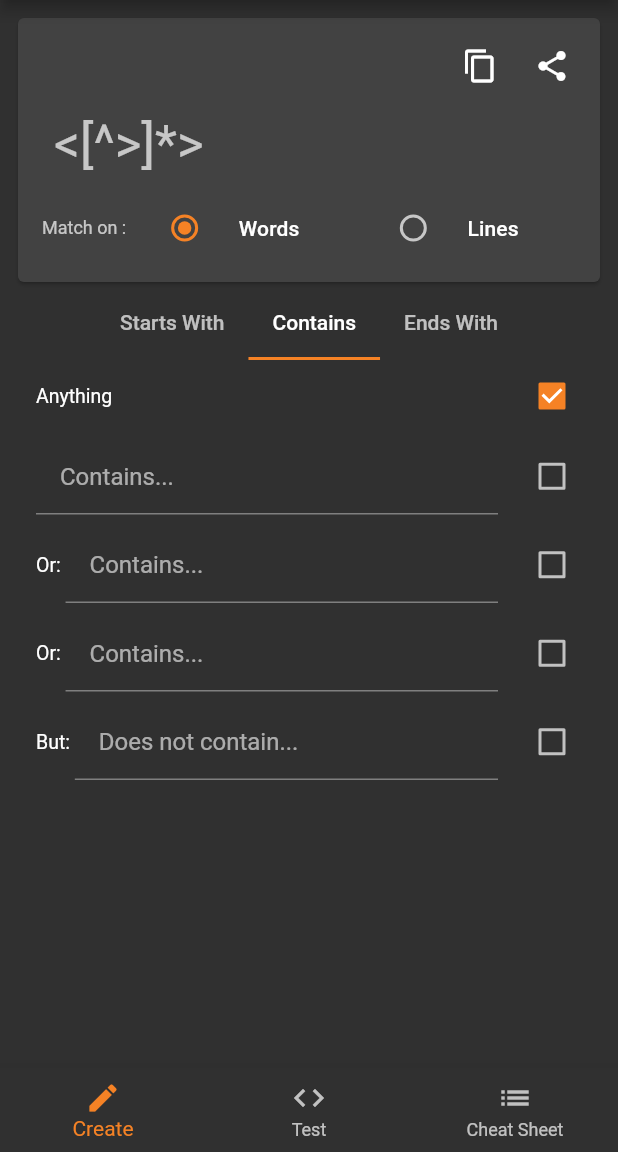
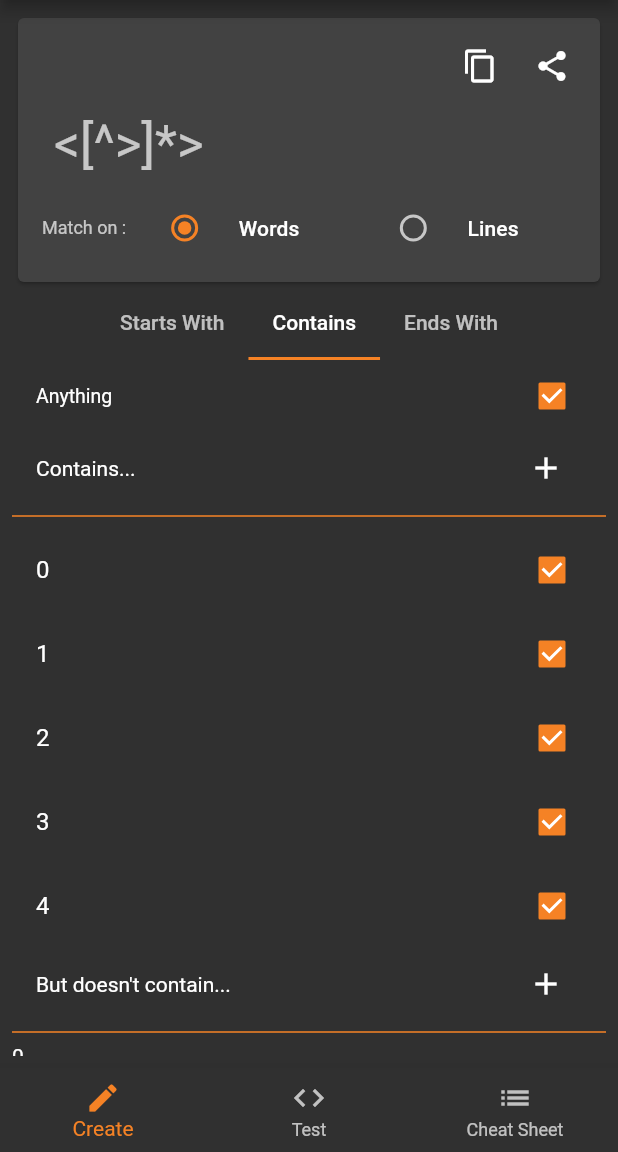
Before and after one commit to KalpeshKundanani/EasyRegex, a Flutter app: the screen it shows after launch, tab 2 chosen, on a phone screen of 412 x 824 dp, the part 84-1236 px from its top. Run offline on Flutter 3.47's test engine with Material 2 defaults, Android fonts, the phone set to English and light mode, and no system bars; our stand-ins replace share; missing offline and left inert: clipboard_manager, in_app_update.

Commit message:
UI change of contains tab to allow user to add multiple parameter for contains

```diff
--- a/lib/pages/create_regex/tabs/contains_widget.dart
+++ b/lib/pages/create_regex/tabs/contains_widget.dart
@@ -1,186 +1,94 @@
 import 'package:flutter/material.dart';
 
-enum Contains {
-  anything,
-  contains,
-  doesNotContain,
-  none,
+class ContainsWidget extends StatefulWidget {
+  @override
+  _ContainsWidgetState createState() => _ContainsWidgetState();
 }
 
-enum ContainsText {
-  contains1,
-  contains2,
-  contains3,
+class _ContainsWidgetState extends State<ContainsWidget> {
+  Color _accentColor;
+
+  @override
+  void initState() {
+    super.initState();
   }
-
-const Map<Contains, String> containsNameMap = <Contains, String>{
-  Contains.anything: 'Anything',
-  Contains.contains: 'Contains...',
-  Contains.doesNotContain: 'Does not contain...',
-};
-
-extension ContainsExtention on Contains {
-  String get name => containsNameMap[this];
-}
-
-class ContainsWidget extends StatelessWidget {
-  final ValueNotifier<Contains> checkNotifier =
-      ValueNotifier<Contains>(Contains.anything);
-  final ValueNotifier<Set<ContainsText>> containsCheckNotifier =
-      ValueNotifier<Set<ContainsText>>(<ContainsText>{});
 
   @override
   Widget build(BuildContext context) {
-    final accentColor = Theme.of(context).accentColor;
-    return SingleChildScrollView(
-      child: ValueListenableBuilder(
-        valueListenable: containsCheckNotifier,
-        builder: (BuildContext context, value, Widget child) {
-          return ValueListenableBuilder(
-            valueListenable: checkNotifier,
-            builder: (BuildContext context, value, Widget child) {
-              return Column(
+    _accentColor = Theme.of(context).accentColor;
+    return ListView(
       children: <Widget>[
         CheckboxListTile(
+          title: Text('Anything'),
           dense: true,
-                    activeColor: accentColor,
-                    title: Text(Contains.anything.name),
-                    value: checkNotifier.value == Contains.anything,
-                    onChanged: (bool value) {
-                      checkNotifier.value =
-                          value ? Contains.anything : Contains.none;
-                      containsCheckNotifier.value = <ContainsText>{};
+          activeColor: _accentColor,
+          value: true,
+          onChanged: (bool value) {},
+        ),
+        ParameterListCreator(
+          title: 'Contains...',
+          onPressed: () {},
+        ),
+        ListView.builder(
+          physics: NeverScrollableScrollPhysics(),
+          itemCount: 5,
+          shrinkWrap: true,
+          itemBuilder: (BuildContext context, int index) {
+            return CheckboxListTile(
+              title: Text(index.toString()),
+              value: true,
+              onChanged: (bool value) {},
+            );
           },
         ),
-                  CheckboxListTile(
-                    dense: true,
-                    activeColor: accentColor,
-                    title: TextFormField(
-                      cursorColor: accentColor,
-                      decoration: InputDecoration(
-                        focusColor: accentColor,
-                        hoverColor: accentColor,
-                        contentPadding: EdgeInsets.all(16),
-                        hintText: Contains.contains.name,
+        ParameterListCreator(
+          title: 'But doesn\'t contain...',
+          onPressed: () {},
         ),
-                    ),
-                    value: checkNotifier.value == Contains.contains &&
-                        containsCheckNotifier.value
-                            .contains(ContainsText.contains1),
-                    onChanged: (bool value) {
-                      checkNotifier.value = Contains.contains;
-                      final symbols =
-                          Set<ContainsText>.from(containsCheckNotifier.value);
-                      if (value) {
-                        symbols.add(ContainsText.contains1);
-                      } else {
-                        symbols.remove(ContainsText.contains1);
-                      }
-                      containsCheckNotifier.value = symbols;
-                    },
-                  ),
-                  CheckboxListTile(
-                    dense: true,
-                    activeColor: accentColor,
-                    title: Row(
-                      mainAxisSize: MainAxisSize.min,
-                      children: <Widget>[
-                        Text('Or: '),
-                        Expanded(
-                          child: TextFormField(
-                            cursorColor: accentColor,
-                            decoration: InputDecoration(
-                              focusColor: accentColor,
-                              hoverColor: accentColor,
-                              contentPadding: EdgeInsets.all(16),
-                              hintText: Contains.contains.name,
-                            ),
-                          ),
-                        ),
-                      ],
-                    ),
-                    value: checkNotifier.value == Contains.contains &&
-                        containsCheckNotifier.value
-                            .contains(ContainsText.contains2),
-                    onChanged: (bool value) {
-                      checkNotifier.value = Contains.contains;
-                      final symbols =
-                          Set<ContainsText>.from(containsCheckNotifier.value);
-                      if (value) {
-                        symbols.add(ContainsText.contains2);
-                      } else {
-                        symbols.remove(ContainsText.contains2);
-                      }
-                      containsCheckNotifier.value = symbols;
-                    },
-                  ),
-                  CheckboxListTile(
-                    dense: true,
-                    activeColor: accentColor,
-                    title: Row(
-                      mainAxisSize: MainAxisSize.min,
-                      children: <Widget>[
-                        Text('Or: '),
-                        Expanded(
-                          child: TextFormField(
-                            cursorColor: accentColor,
-                            decoration: InputDecoration(
-                              focusColor: accentColor,
-                              hoverColor: accentColor,
-                              contentPadding: EdgeInsets.all(16),
-                              hintText: Contains.contains.name,
-                            ),
-                          ),
-                        ),
-                      ],
-                    ),
-                    value: checkNotifier.value == Contains.contains &&
-                        containsCheckNotifier.value
-                            .contains(ContainsText.contains3),
-                    onChanged: (bool value) {
-                      checkNotifier.value = Contains.contains;
-                      final symbols =
-                          Set<ContainsText>.from(containsCheckNotifier.value);
-                      if (value) {
-                        symbols.add(ContainsText.contains3);
-                      } else {
-                        symbols.remove(ContainsText.contains3);
-                      }
-                      containsCheckNotifier.value = symbols;
-                    },
-                  ),
-                  CheckboxListTile(
-                    dense: true,
-                    activeColor: accentColor,
-                    title: Row(
-                      mainAxisSize: MainAxisSize.min,
-                      children: <Widget>[
-                        Text('But: '),
-                        Expanded(
-                          child: TextFormField(
-                            cursorColor: accentColor,
-                            decoration: InputDecoration(
-                              focusColor: accentColor,
-                              hoverColor: accentColor,
-                              contentPadding: EdgeInsets.all(16),
-                              hintText: Contains.doesNotContain.name,
-                            ),
-                          ),
-                        ),
-                      ],
-                    ),
-                    value: checkNotifier.value == Contains.doesNotContain,
-                    onChanged: (bool value) {
-                      checkNotifier.value =
-                          value ? Contains.doesNotContain : Contains.none;
+        ListView.builder(
+          itemCount: 5,
+          shrinkWrap: true,
+          itemBuilder: (BuildContext context, int index) {
+            return Text(index.toString());
           },
         ),
       ],
     );
-            },
-          );
-        },
+  }
+}
+
+class ParameterListCreator extends StatelessWidget {
+  final String title;
+  final VoidCallback onPressed;
+
+  const ParameterListCreator(
+      {Key key, @required this.title, @required this.onPressed})
+      : super(key: key);
+
+  @override
+  Widget build(BuildContext context) {
+    final _accentColor = Theme.of(context).accentColor;
+    return Column(
+      children: <Widget>[
+        Padding(
+          padding: const EdgeInsets.only(right: 16.0, left: 16.0),
+          child: Row(
+            mainAxisAlignment: MainAxisAlignment.spaceBetween,
+            children: <Widget>[
+              Text(title),
+              IconButton(
+                icon: Icon(Icons.add),
+                onPressed: onPressed,
               ),
+            ],
+          ),
+        ),
+        Divider(
+          color: _accentColor,
+          thickness: 1,
+          endIndent: 0,
+        ),
+      ],
     );
   }
 }
```
Lines whose indentation alone changed are shown as unchanged.
